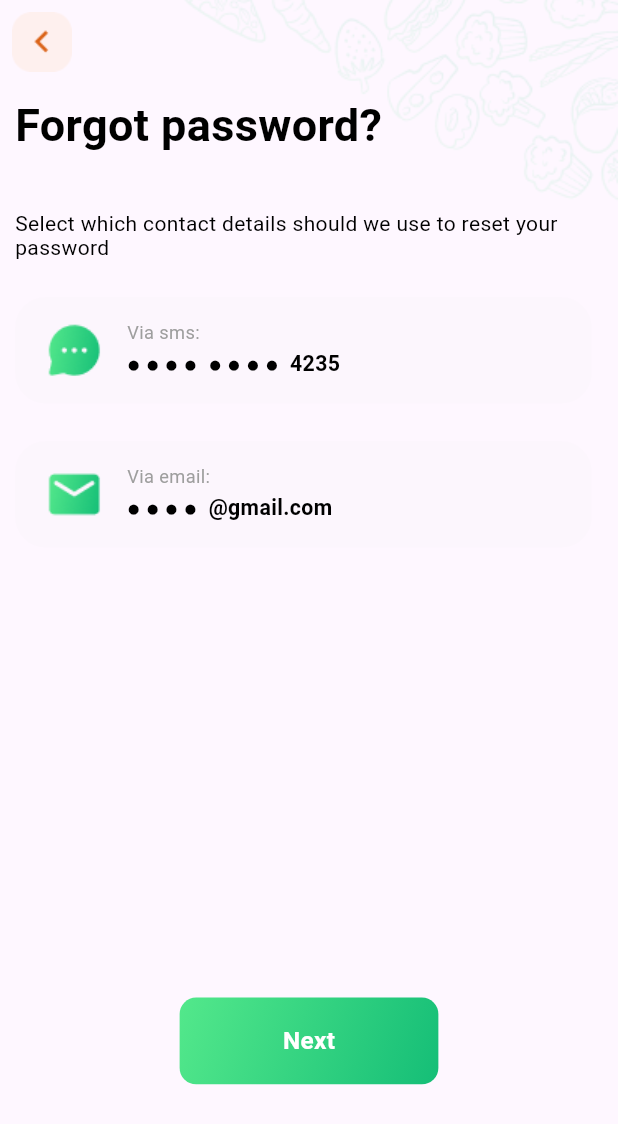
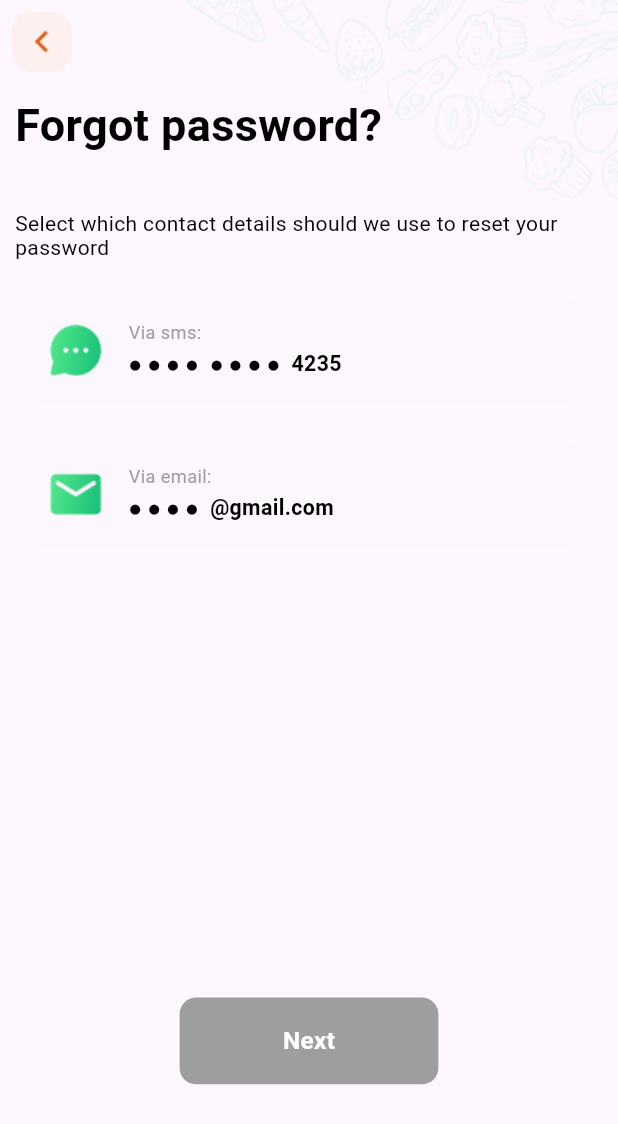
Before and after one commit to DonScope/food_app, a Flutter app: the Selectmethod screen opened directly, on a phone screen of 412 x 824 dp. Shown: the top 1124 px of the screen. Run offline on Flutter 3.47's test engine with Material 3 defaults, Android fonts, the phone set to English and light mode, and no system bars; our stand-ins replace flutter_onboarding_slider, flutter_screenutil.

```diff
--- a/lib/View/ResetPassword/Selectmethod.dart
+++ b/lib/View/ResetPassword/Selectmethod.dart
@@ -1,10 +1,17 @@
 import 'package:flutter/material.dart';
 import 'package:flutter_screenutil/flutter_screenutil.dart';
-import 'package:food_app/View/ResetPassword/ResetPassword.dart';
-import 'package:food_app/View/Widgets/CustomButton.dart';
+import 'package:food_app/View/ResetPassword/ViaSMS_screen.dart';
 
-class Selectmethod extends StatelessWidget {
+class Selectmethod extends StatefulWidget {
+
   const Selectmethod({super.key});
+
+  @override
+  State<Selectmethod> createState() => _SelectmethodState();
+}
+
+class _SelectmethodState extends State<Selectmethod> {
+ int selectedIndex = 0;
 
   @override
   Widget build(BuildContext context) {
@@ -46,7 +53,14 @@ class Selectmethod extends StatelessWidget {
                     style: TextStyle(fontSize: 14, color: Colors.black),
                   ),
                   SizedBox(height: 25),
-                  Container(
+                  InkWell(
+                    onTap: () {
+                     selectedIndex = selectedIndex == 1 ? 0 : 1;
+                      setState(() {
+
+                      });
+                    },
+                    child: Container(
                       padding:
                           EdgeInsets.symmetric(vertical: 10.h, horizontal: 16.w),
                       width: 350.w,
@@ -54,6 +68,7 @@ class Selectmethod extends StatelessWidget {
                       decoration: BoxDecoration(
                         color: Color.fromARGB(12, 221, 221, 221),
                         borderRadius: BorderRadius.circular(20.r),
+                        border: Border.all(color: selectedIndex == 1 ? Colors.green : Colors.transparent)
                       ),
                       child: Row(
                         crossAxisAlignment: CrossAxisAlignment.center,
@@ -106,8 +121,14 @@ class Selectmethod extends StatelessWidget {
                         ],
                       ),
                     ),
+                  ),
                   SizedBox(height: 25),
-                  Container(
+                  InkWell(
+                    onTap: () {
+                        selectedIndex = selectedIndex == 2 ? 0 : 2;
+                      setState(() {});
+                    },
+                    child: Container(
                       padding:
                           EdgeInsets.symmetric(vertical: 10.h, horizontal: 16.w),
                       width: 350.w,
@@ -115,6 +136,7 @@ class Selectmethod extends StatelessWidget {
                       decoration: BoxDecoration(
                         color: Color.fromARGB(12, 221, 221, 221),
                         borderRadius: BorderRadius.circular(20.r),
+                           border: Border.all(color: selectedIndex == 2 ? Colors.green : Colors.transparent)
                       ),
                       child: Row(
                         crossAxisAlignment: CrossAxisAlignment.center,
@@ -167,15 +189,53 @@ class Selectmethod extends StatelessWidget {
                         ],
                       ),
                     ),
+                  ),
                   SizedBox(height: 300),
                    InkWell(
                       enableFeedback: true,
-                      onTap: () => Navigator.push(
+                      onTap: () {
+                        if (selectedIndex != 0) {
+                          Navigator.push(
                               context,
                               MaterialPageRoute(
-                            builder: (context) => Resetpassword(),
+                                builder: (context) => ViasmsScreen(),
+                              ));
+                        } else {
+                          ScaffoldMessenger.of(context).showSnackBar(
+                            SnackBar(
+                                content: Text(
+                                    'Please select an option before proceeding')),
+                          );
+                        }
+                      },
+                      child: Center(
+                          child: Container(
+                        width: 157.w,
+                        height: 57.h,
+                        decoration: BoxDecoration(
+                          borderRadius: BorderRadius.circular(10.w),
+                          gradient: LinearGradient(
+                            begin: Alignment.topLeft,
+                            end: Alignment.bottomRight,
+                            colors: [
+                              selectedIndex == 0
+                                  ? Colors.grey
+                                  : Color.fromRGBO(83, 232, 139, 1),
+                              selectedIndex == 0
+                                  ? Colors.grey
+                                  : Color.fromRGBO(21, 190, 119, 1),
+                            ],
+                          ),
+                        ),
+                        child: Center(
+                            child: Text(
+                          "Next",
+                          style: TextStyle(
+                              color: Colors.white,
+                              fontWeight: FontWeight.bold,
+                              fontSize: 16.sp),
                         )),
-                      child: Center(child: CustomButton(text: "Next")))
+                      ))),
                 ],
               ),
             ),
```
Also changed, not shown: lib/View/RegistrationProcess/Payment_Process.dart (+10 -10 lines). Lines whose indentation alone changed are shown as unchanged.
